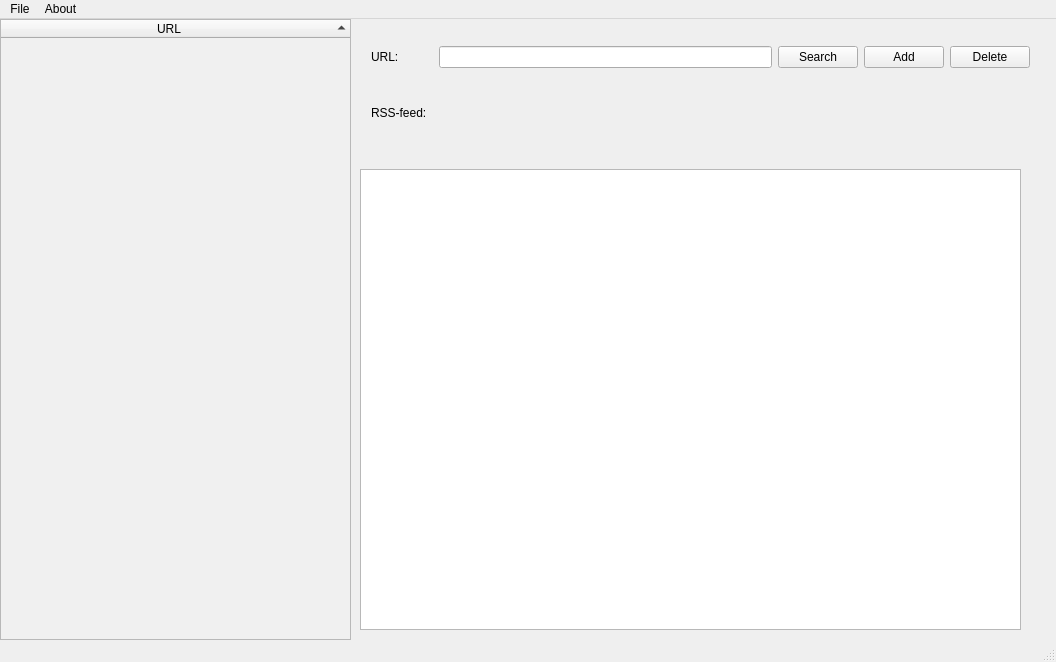
Qt form mainwindow.ui (henriwi/rssreader) before a commit.
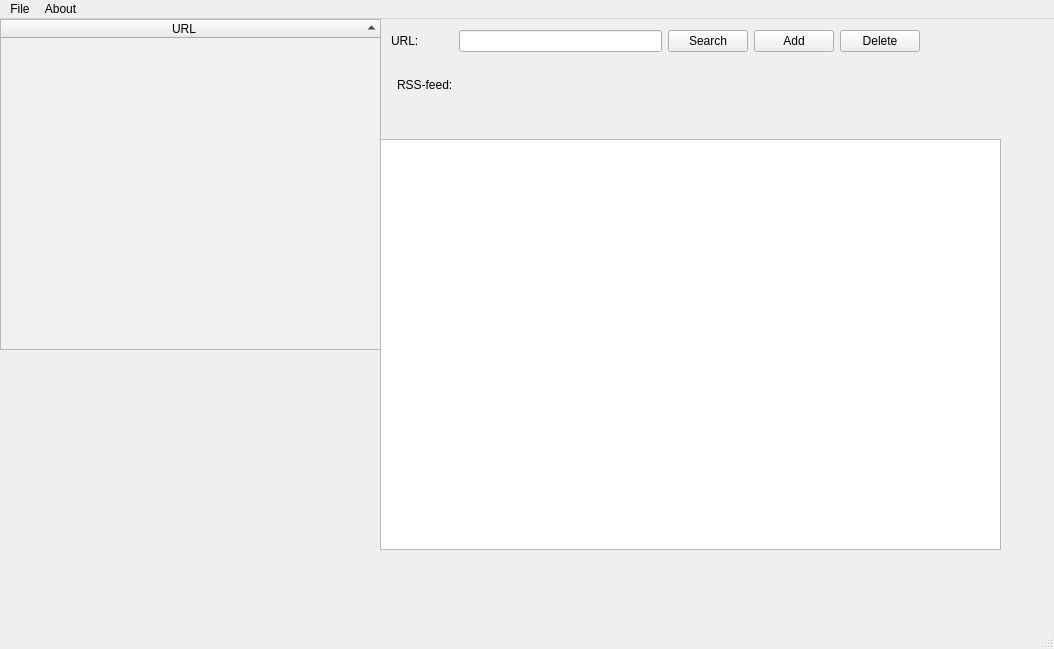
The same form after that commit.

Patch:
```diff
--- a/mainwindow.ui
+++ b/mainwindow.ui
@@ -6,24 +6,39 @@
    <rect>
     <x>0</x>
     <y>0</y>
-    <width>1056</width>
-    <height>662</height>
+    <width>1054</width>
+    <height>649</height>
    </rect>
   </property>
+  <property name="sizePolicy">
+   <sizepolicy hsizetype="Expanding" vsizetype="Expanding">
+    <horstretch>0</horstretch>
+    <verstretch>0</verstretch>
+   </sizepolicy>
+  </property>
   <property name="windowTitle">
    <string>MainWindow</string>
   </property>
   <widget class="QWidget" name="centralWidget">
-   <widget class="QWidget" name="gridLayoutWidget">
+   <property name="sizePolicy">
+    <sizepolicy hsizetype="Expanding" vsizetype="Preferred">
+     <horstretch>0</horstretch>
+     <verstretch>0</verstretch>
+    </sizepolicy>
+   </property>
+   <widget class="QWidget" name="layoutWidget">
     <property name="geometry">
      <rect>
-      <x>360</x>
-      <y>10</y>
-      <width>681</width>
-      <height>111</height>
+      <x>380</x>
+      <y>0</y>
+      <width>551</width>
+      <height>121</height>
      </rect>
     </property>
     <layout class="QGridLayout" name="gridLayout">
+     <property name="sizeConstraint">
+      <enum>QLayout::SetMinAndMaxSize</enum>
+     </property>
      <item row="0" column="0" colspan="2">
       <widget class="QLabel" name="urlLabel">
        <property name="sizePolicy">
@@ -37,7 +52,7 @@
        </property>
       </widget>
      </item>
-     <item row="0" column="5">
+     <item row="0" column="3">
       <widget class="QPushButton" name="searchButton">
        <property name="sizePolicy">
         <sizepolicy hsizetype="Fixed" vsizetype="Fixed">
@@ -50,7 +65,7 @@
        </property>
       </widget>
      </item>
-     <item row="0" column="6">
+     <item row="0" column="4">
       <widget class="QPushButton" name="addButton">
        <property name="sizePolicy">
         <sizepolicy hsizetype="Fixed" vsizetype="Fixed">
@@ -63,27 +78,14 @@
        </property>
       </widget>
      </item>
-     <item row="2" column="0" colspan="2">
-      <widget class="QLabel" name="label">
-       <property name="sizePolicy">
-        <sizepolicy hsizetype="Fixed" vsizetype="Fixed">
-         <horstretch>0</horstretch>
-         <verstretch>0</verstretch>
-        </sizepolicy>
-       </property>
-       <property name="text">
-        <string>RSS-feed:</string>
-       </property>
-      </widget>
-     </item>
-     <item row="0" column="7">
+     <item row="0" column="5">
       <widget class="QPushButton" name="deleteButton">
        <property name="text">
         <string>Delete</string>
        </property>
       </widget>
      </item>
-     <item row="0" column="3">
+     <item row="0" column="2">
       <widget class="QLineEdit" name="urlEdit">
        <property name="sizePolicy">
         <sizepolicy hsizetype="Expanding" vsizetype="Fixed">
@@ -99,7 +101,7 @@
        </property>
       </widget>
      </item>
-     <item row="1" column="0" colspan="4">
+     <item row="1" column="0" colspan="3">
       <widget class="QLabel" name="urlErrorLabel">
        <property name="sizePolicy">
         <sizepolicy hsizetype="Preferred" vsizetype="Fixed">
@@ -112,15 +114,53 @@
        </property>
       </widget>
      </item>
+     <item row="2" column="1">
+      <widget class="QLabel" name="label">
+       <property name="sizePolicy">
+        <sizepolicy hsizetype="Fixed" vsizetype="Fixed">
+         <horstretch>0</horstretch>
+         <verstretch>0</verstretch>
+        </sizepolicy>
+       </property>
+       <property name="text">
+        <string>RSS-feed:</string>
+       </property>
+      </widget>
+     </item>
     </layout>
    </widget>
+   <widget class="QTextBrowser" name="rssEdit">
+    <property name="geometry">
+     <rect>
+      <x>380</x>
+      <y>120</y>
+      <width>621</width>
+      <height>411</height>
+     </rect>
+    </property>
+    <property name="sizePolicy">
+     <sizepolicy hsizetype="Expanding" vsizetype="Expanding">
+      <horstretch>0</horstretch>
+      <verstretch>0</verstretch>
+     </sizepolicy>
+    </property>
+    <property name="readOnly">
+     <bool>true</bool>
+    </property>
+    <property name="openExternalLinks">
+     <bool>false</bool>
+    </property>
+    <property name="openLinks">
+     <bool>false</bool>
+    </property>
+   </widget>
    <widget class="QTreeWidget" name="treeWidget">
     <property name="geometry">
      <rect>
       <x>0</x>
       <y>0</y>
-      <width>351</width>
-      <height>621</height>
+      <width>381</width>
+      <height>331</height>
      </rect>
     </property>
     <property name="sizePolicy">
@@ -181,32 +221,13 @@
      </property>
     </column>
    </widget>
-   <widget class="QTextBrowser" name="rssEdit">
-    <property name="geometry">
-     <rect>
-      <x>360</x>
-      <y>150</y>
-      <width>661</width>
-      <height>461</height>
-     </rect>
-    </property>
-    <property name="readOnly">
-     <bool>true</bool>
-    </property>
-    <property name="openExternalLinks">
-     <bool>false</bool>
-    </property>
-    <property name="openLinks">
-     <bool>false</bool>
-    </property>
-   </widget>
   </widget>
   <widget class="QMenuBar" name="menuBar">
    <property name="geometry">
     <rect>
      <x>0</x>
      <y>0</y>
-     <width>1056</width>
+     <width>1054</width>
      <height>21</height>
     </rect>
    </property>
```
Left out of the diff: 23 changed lines with no effect on the pictures.
